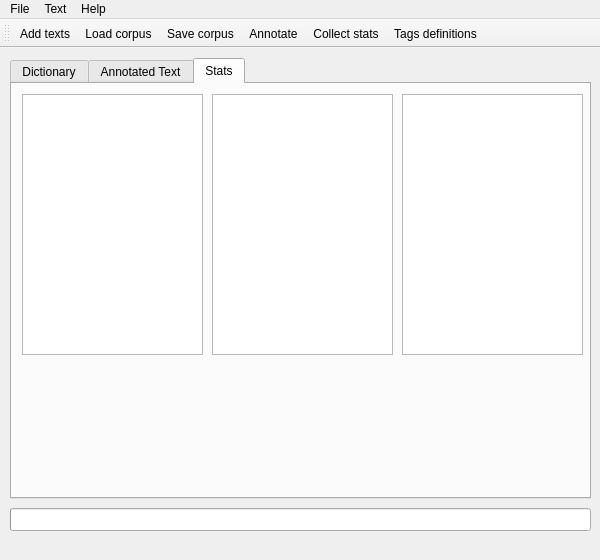
Before: the Qt Designer form App/app_window.ui in vladrrv/BSU-NLP, drawn with Qt 5.
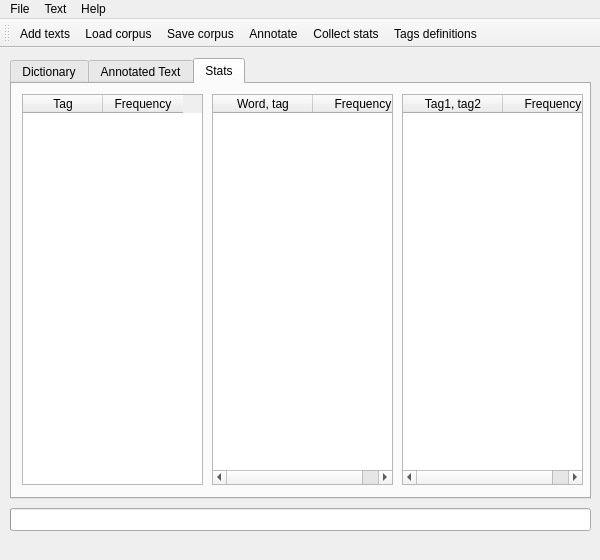
After: the same form once the commit is applied. The open tabs and pages were chosen to show the change. Icons and pictures are not drawn.

What changed in the file:
```diff
--- a/App/app_window.ui
+++ b/App/app_window.ui
@@ -329,9 +329,31 @@
         <x>10</x>
         <y>10</y>
         <width>181</width>
-        <height>261</height>
+        <height>391</height>
        </rect>
       </property>
+      <property name="verticalScrollMode">
+       <enum>QAbstractItemView::ScrollPerPixel</enum>
+      </property>
+      <property name="horizontalScrollMode">
+       <enum>QAbstractItemView::ScrollPerPixel</enum>
+      </property>
+      <attribute name="horizontalHeaderDefaultSectionSize">
+       <number>80</number>
+      </attribute>
+      <attribute name="horizontalHeaderMinimumSectionSize">
+       <number>80</number>
+      </attribute>
+      <column>
+       <property name="text">
+        <string>Tag</string>
+       </property>
+      </column>
+      <column>
+       <property name="text">
+        <string>Frequency</string>
+       </property>
+      </column>
      </widget>
      <widget class="QTableWidget" name="tw_stat_tw">
       <property name="geometry">
@@ -339,9 +361,28 @@
         <x>200</x>
         <y>10</y>
         <width>181</width>
-        <height>261</height>
+        <height>391</height>
        </rect>
       </property>
+      <property name="verticalScrollMode">
+       <enum>QAbstractItemView::ScrollPerPixel</enum>
+      </property>
+      <property name="horizontalScrollMode">
+       <enum>QAbstractItemView::ScrollPerPixel</enum>
+      </property>
+      <attribute name="horizontalHeaderMinimumSectionSize">
+       <number>100</number>
+      </attribute>
+      <column>
+       <property name="text">
+        <string>Word, tag</string>
+       </property>
+      </column>
+      <column>
+       <property name="text">
+        <string>Frequency</string>
+       </property>
+      </column>
      </widget>
      <widget class="QTableWidget" name="tw_stat_tt">
       <property name="geometry">
@@ -349,9 +390,31 @@
         <x>390</x>
         <y>10</y>
         <width>181</width>
-        <height>261</height>
+        <height>391</height>
        </rect>
       </property>
+      <property name="verticalScrollMode">
+       <enum>QAbstractItemView::ScrollPerPixel</enum>
+      </property>
+      <property name="horizontalScrollMode">
+       <enum>QAbstractItemView::ScrollPerPixel</enum>
+      </property>
+      <attribute name="horizontalHeaderDefaultSectionSize">
+       <number>100</number>
+      </attribute>
+      <attribute name="horizontalHeaderMinimumSectionSize">
+       <number>100</number>
+      </attribute>
+      <column>
+       <property name="text">
+        <string>Tag1, tag2</string>
+       </property>
+      </column>
+      <column>
+       <property name="text">
+        <string>Frequency</string>
+       </property>
+      </column>
      </widget>
     </widget>
    </widget>
```
Left out of the diff: 4 changed lines with no effect on the pictures.
